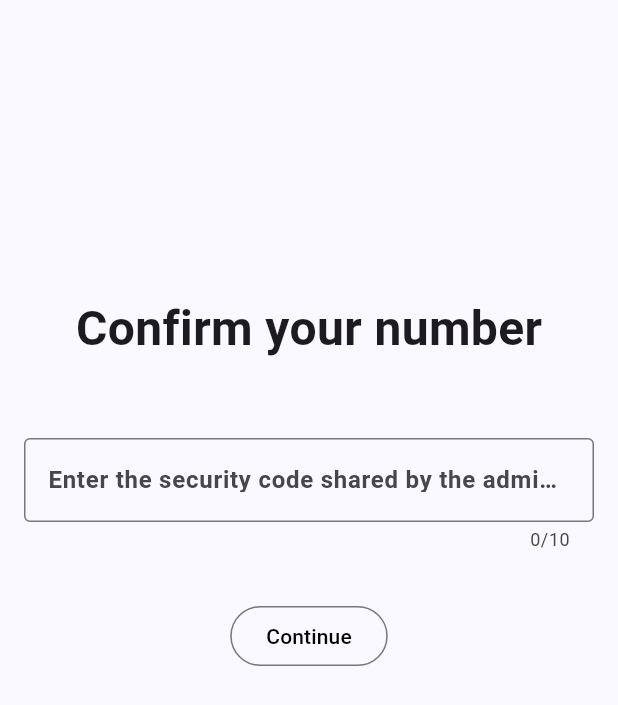
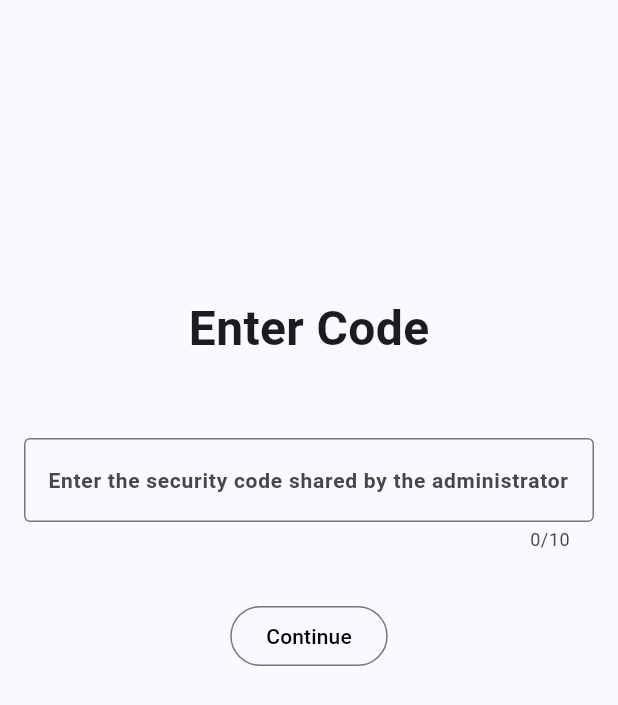
Before and after one commit to ajay-rathod0801/reside_ease, a Flutter app: the TenDigitCodeScreen screen opened directly, on a phone screen of 412 x 824 dp. Shown: the top 705 px of the screen. Run offline on Flutter 3.47's test engine with Material 3 defaults, Android fonts, the phone set to English and light mode, and no system bars.

Commit message:
minor fixes in Text in otp and code screens

```diff
--- a/lib/otp_screen.dart
+++ b/lib/otp_screen.dart
@@ -76,7 +76,7 @@ class OtpScreenState extends State<OtpScreen> {
                       labelText:
                           'Enter the code sent to +91', //this phone number should be the one entered in the previous screen
                       labelStyle: TextStyle(
-                        fontSize: 16.0,
+                        fontSize: 14.0,
                         fontWeight: FontWeight.w600,
                       ),
                       hintText: 'Enter OTP',
--- a/lib/ten_digit_code_screen.dart
+++ b/lib/ten_digit_code_screen.dart
@@ -56,7 +56,7 @@ class TenDigitCodeScreenState extends State<TenDigitCodeScreen> {
                     height: 180,
                   ),
                   const Text(
-                    'Confirm your number',
+                    'Enter Code',
                     style: TextStyle(
                       fontSize: 32.0,
                       fontWeight: FontWeight.bold,
@@ -75,7 +75,7 @@ class TenDigitCodeScreenState extends State<TenDigitCodeScreen> {
                       labelText:
                           'Enter the security code shared by the administrator', //this phone number should be the one entered in the previous screen
                       labelStyle: TextStyle(
-                        fontSize: 16.0,
+                        fontSize: 14.0,
                         fontWeight: FontWeight.w600,
                       ),
                       hintText: 'Enter 10 Digit Code',
```
